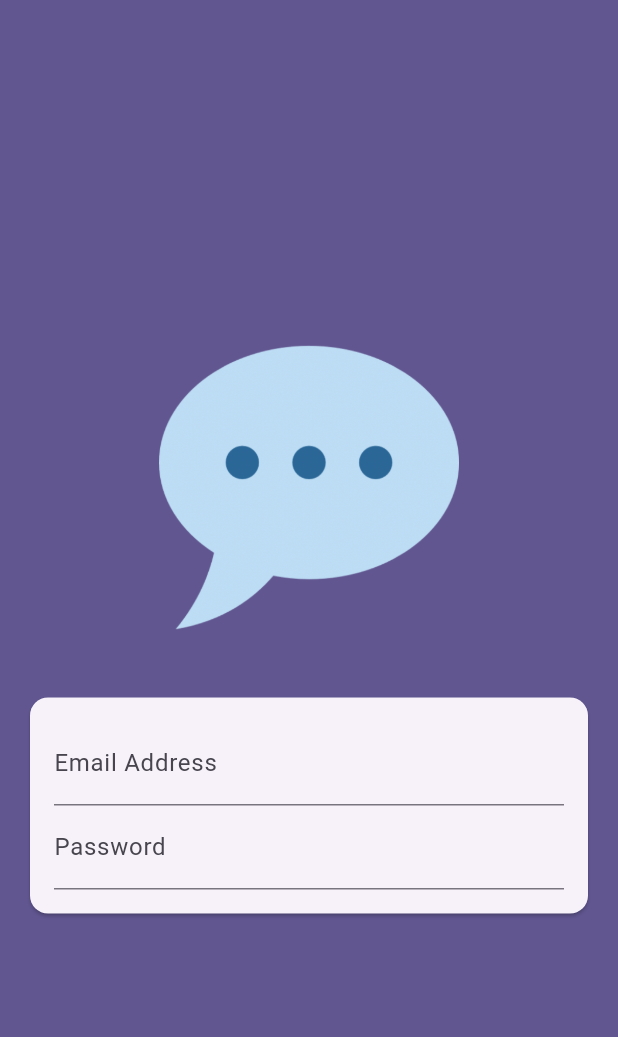
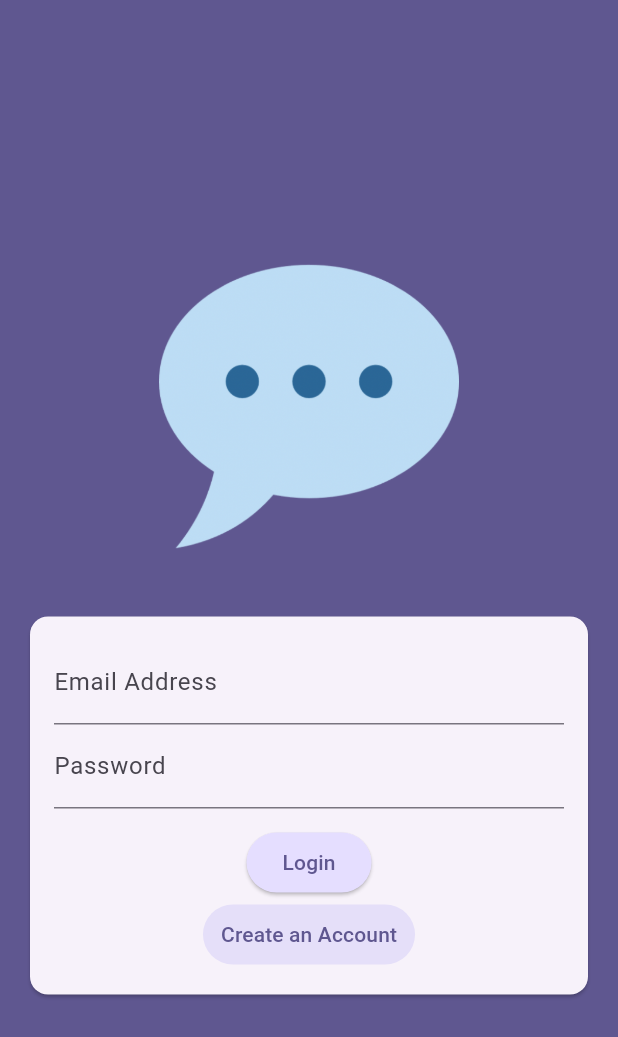
Before and after one commit to chamathk77/chat_app_flutter, a Flutter app: the screen it shows after launch, on a phone screen of 412 x 824 dp. Shown: the top 1037 px of the screen. Run offline on Flutter 3.47's test engine with Material 3 defaults, Android fonts, the phone set to English and light mode, and no system bars.

Commit message:
update login state

```diff
--- a/lib/main.dart
+++ b/lib/main.dart
@@ -15,7 +15,7 @@ class App extends StatelessWidget {
       theme: ThemeData().copyWith(
         useMaterial3: true,
         colorScheme: ColorScheme.fromSeed(
-            seedColor: const Color.fromARGB(255, 63, 17, 177)),
+            seedColor: const Color.fromARGB(255, 45, 4, 148)),
       ),
       home: const AuthScreen(),
     );
--- a/lib/screens/auth.dart
+++ b/lib/screens/auth.dart
@@ -11,6 +11,8 @@ class AuthScreen extends StatefulWidget {
 }
 
 class _AuthScreenState extends State<AuthScreen> {
+  var _isLogin = true;
+
   @override
   Widget build(BuildContext context) {
     return Scaffold(
@@ -51,6 +53,34 @@ class _AuthScreenState extends State<AuthScreen> {
                               labelText: 'Password',
                             ),
                             obscureText: true,
+                          ),
+                          const SizedBox(
+                            height: 12,
+                          ),
+                          ElevatedButton(
+                            onPressed: () {
+                              print('Login');
+                            },
+                            style: ElevatedButton.styleFrom(
+                                backgroundColor: Theme.of(context)
+                                    .colorScheme
+                                    .primaryContainer),
+                            child: Text(_isLogin ? 'Login' : 'Sign Up'),
+                          ),
+                          TextButton(
+                            onPressed: () {
+                              setState(() {
+                                _isLogin = !_isLogin;
+                              });
+                            },
+                            style: TextButton.styleFrom(
+                              backgroundColor: Theme.of(context)
+                                  .colorScheme
+                                  .secondaryContainer,
+                            ),
+                            child: Text(_isLogin
+                                ? 'Create an Account'
+                                : 'I already have an account'),
                           )
                         ],
                       ),
```
